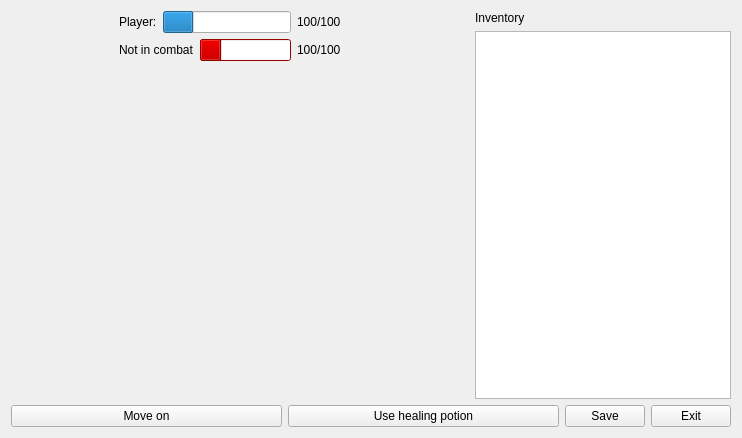
First picture: the form in matchwindow.ui, repository sorge13248/skyrimqt, before the edit.
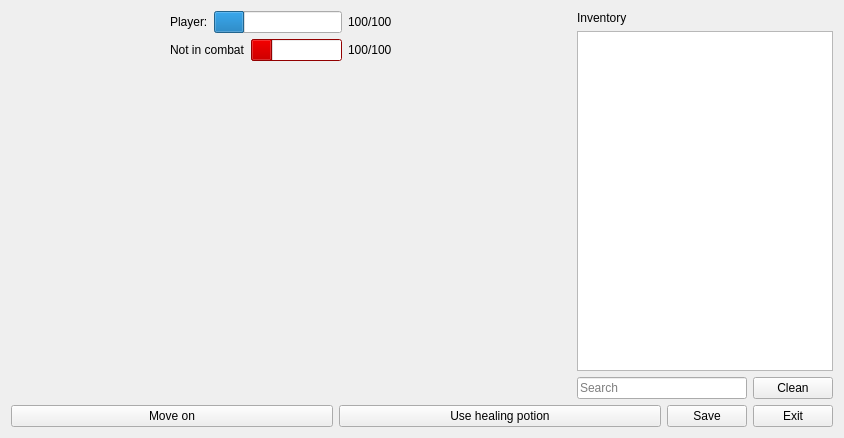
Second picture: the form after the edit. Icons and pictures are not drawn.

Commit message: Inventory can now be searched and cleaned from low-level weapons and shields.

The edit to the form file:
```diff
--- a/matchwindow.ui
+++ b/matchwindow.ui
@@ -6,7 +6,7 @@
    <rect>
     <x>0</x>
     <y>0</y>
-    <width>742</width>
+    <width>844</width>
     <height>438</height>
    </rect>
   </property>
@@ -616,7 +616,7 @@
         </spacer>
        </item>
        <item>
-        <layout class="QVBoxLayout" name="verticalLayout_4" stretch="0,0">
+        <layout class="QVBoxLayout" name="verticalLayout_4" stretch="0,0,0">
          <item>
           <widget class="QLabel" name="inventoryLabel">
            <property name="text">
@@ -643,6 +643,24 @@
            </property>
           </widget>
          </item>
+         <item>
+          <layout class="QHBoxLayout" name="horizontalLayout_4">
+           <item>
+            <widget class="QLineEdit" name="lineEdit">
+             <property name="placeholderText">
+              <string>Search</string>
+             </property>
+            </widget>
+           </item>
+           <item>
+            <widget class="QPushButton" name="cleanButton">
+             <property name="text">
+              <string>Clean</string>
+             </property>
+            </widget>
+           </item>
+          </layout>
+         </item>
         </layout>
        </item>
       </layout>
```
The commit also changes 2 other files.
